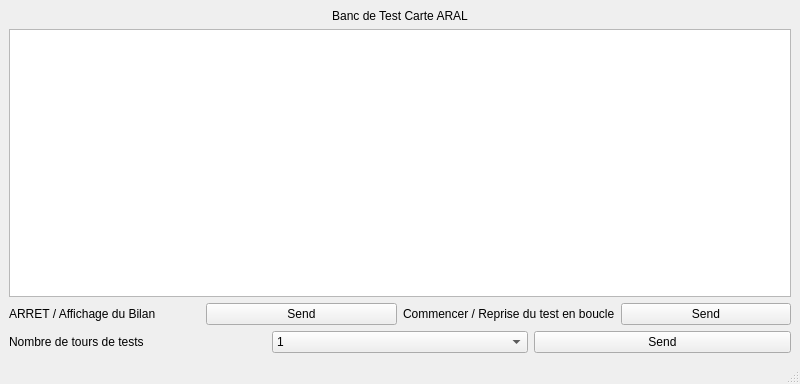
The window that Logiciel Qt/Banc_de_test_ARAL/mainwindow.ui (anasdtp/Aral) describes before a commit, drawn with Qt 5.
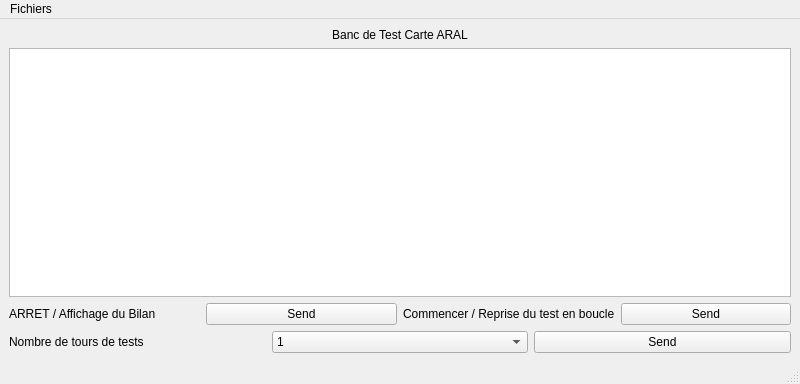
The same window after the commit.

Patch:
```diff
--- a/Logiciel Qt/Banc_de_test_ARAL/mainwindow.ui
+++ b/Logiciel Qt/Banc_de_test_ARAL/mainwindow.ui
@@ -171,6 +171,13 @@
      <height>25</height>
     </rect>
    </property>
+   <widget class="QMenu" name="menuFichiers">
+    <property name="title">
+     <string>Fichiers</string>
+    </property>
+    <addaction name="actionTableau_Voies_Bilan"/>
+   </widget>
+   <addaction name="menuFichiers"/>
   </widget>
   <widget class="QStatusBar" name="statusbar"/>
  </widget>
```
Left out of the diff: 9 changed lines with no effect on the pictures.
